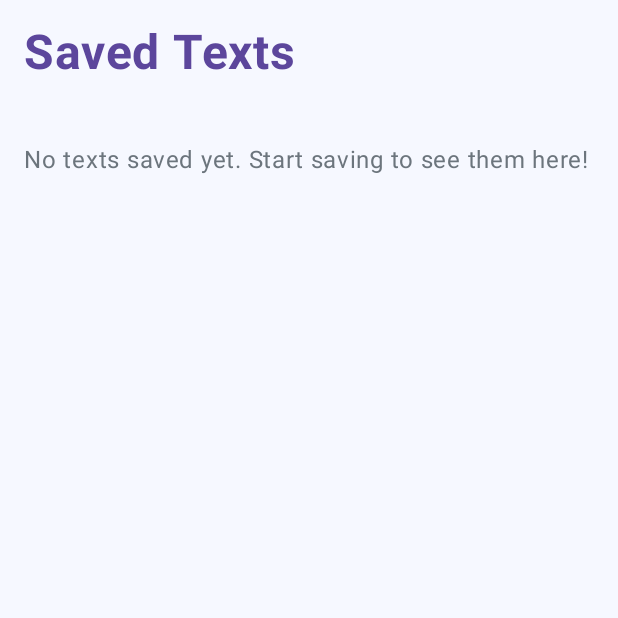
After one commit to theressathebez/VP_ALP, an Android app built with Jetpack Compose: the composable STTSavedView shown on its own in the app's theme, on a phone screen of 412 x 824 dp, the top half of it. The commit adds this screen. Run offline under Robolectric (Android 15) with nearby library versions, the phone set to English and light mode, and no system bars.

Commit message:
STTSavedView and STTSavedList view

```diff
--- /dev/null
+++ b/app/src/main/java/com/example/vp_alp/view/STTSavedView.kt
@@ -0,0 +1,71 @@
+package com.example.vp_alp.view
+
+import androidx.compose.foundation.background
+import androidx.compose.foundation.layout.Arrangement
+import androidx.compose.foundation.layout.Column
+import androidx.compose.foundation.layout.Row
+import androidx.compose.foundation.layout.fillMaxSize
+import androidx.compose.foundation.layout.fillMaxWidth
+import androidx.compose.foundation.layout.padding
+import androidx.compose.material3.Text
+import androidx.compose.runtime.Composable
+import androidx.compose.runtime.collectAsState
+import androidx.compose.runtime.getValue
+import androidx.compose.ui.Modifier
+import androidx.compose.ui.graphics.Color
+import androidx.compose.ui.text.font.FontWeight
+import androidx.compose.ui.tooling.preview.Preview
+import androidx.compose.ui.unit.dp
+import androidx.compose.ui.unit.sp
+import androidx.lifecycle.viewmodel.compose.viewModel
+import com.example.vp_alp.ui.theme.VP_ALPTheme
+import com.example.vp_alp.viewModel.STTViewModel
+
+@Composable
+fun STTSavedView(
+    viewModel: STTViewModel = viewModel()
+) {
+    // Collect the saved texts state
+    val savedTexts by viewModel.text.collectAsState()
+
+    Column(
+        modifier = Modifier
+            .fillMaxSize()
+            .background(color = Color(0xFFF6F8FF)) // Light blue background
+            .padding(16.dp)
+    ) {
+        // Header Section with enhanced styling
+        Text(
+            text = "Saved Texts",
+            fontSize = 32.sp,
+            fontWeight = FontWeight.Bold,
+            color = Color(0xFF5C469C),
+            modifier = Modifier
+                .fillMaxWidth()
+                .padding(bottom = 24.dp)
+        )
+
+        // Check if there are saved texts
+        if (savedTexts.isNotEmpty()) {
+            STTSavedList(savedTexts = listOf(savedTexts))
+        } else {
+            // Empty state
+            Text(
+                text = "No texts saved yet. Start saving to see them here!",
+                fontSize = 16.sp,
+                color = Color(0xFF6C757D),
+                modifier = Modifier
+                    .fillMaxWidth()
+                    .padding(top = 16.dp)
+            )
+        }
+    }
+}
+
+@Preview(showBackground = true)
+@Composable
+fun STTSavedViewPreview() {
+    VP_ALPTheme {
+        STTSavedView()
+    }
+}
```
Also changed, not shown: app/src/main/java/com/example/vp_alp/view/STTSavedList.kt (added, +84 -0 lines), app/src/main/java/com/example/vp_alp/view/STTView.kt (+7 -0 lines).
